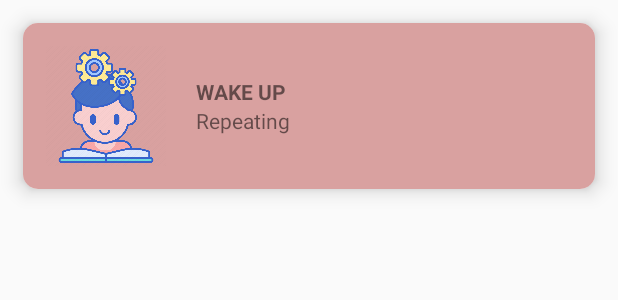
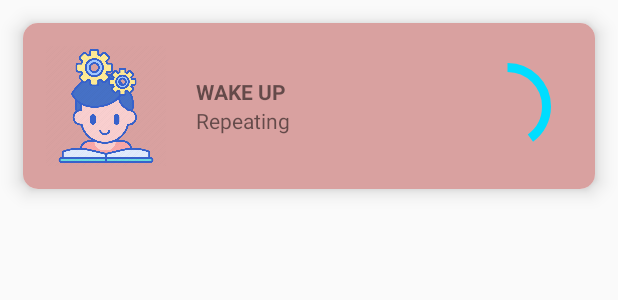
Before and after one commit to binhlecong/CSC13009_Final, an Android app: the layout item_list_words_incorrect.xml on its own in the app's theme, with its tools: preview values and no code run, on a phone screen of 412 x 824 dp. Shown: the top 300 px of the screen. Run offline under Robolectric (Android 15) with nearby library versions, the phone set to English and light mode, and no system bars.

Commit message:
update list item - add score circular bar

```diff
--- a/app/src/main/res/layout/item_list_words_incorrect.xml
+++ b/app/src/main/res/layout/item_list_words_incorrect.xml
@@ -54,8 +54,16 @@
                     tools:text="Repeating" />
 
             </LinearLayout>
+            <include
+                android:id="@+id/progress_bar"
+                layout="@layout/progress_bar"
+                android:layout_width="match_parent"
+                android:layout_height="match_parent"
+                android:layout_gravity="end"
+                android:layout_marginEnd="10dp"
+                />
+        </LinearLayout>
 
-        </LinearLayout>
     </LinearLayout>
 
 </androidx.cardview.widget.CardView>
--- /dev/null
+++ b/app/src/main/res/layout/progress_bar.xml
@@ -0,0 +1,33 @@
+<androidx.constraintlayout.widget.ConstraintLayout android:layout_width="wrap_content"
+    android:layout_height="wrap_content"
+    xmlns:app="http://schemas.android.com/apk/res-auto"
+    android:padding="10dp"
+    xmlns:android="http://schemas.android.com/apk/res/android">
+
+    <com.google.android.material.progressindicator.CircularProgressIndicator
+        android:id="@+id/circular_progress_bar"
+        android:layout_width="wrap_content"
+        android:layout_height="wrap_content"
+        app:indicatorSize="58dp"
+        app:trackThickness="6dp"
+        app:showAnimationBehavior="inward"
+        app:indicatorColor="@android:color/holo_blue_bright"
+        android:indeterminate="false"
+        android:progress="40"
+        android:max="100"
+        app:layout_constraintBottom_toBottomOf="parent"
+        app:layout_constraintEnd_toEndOf="parent"
+        app:layout_constraintTop_toTopOf="parent" />
+
+    <TextView
+        android:id="@+id/progress_text"
+        android:layout_width="wrap_content"
+        android:layout_height="wrap_content"
+        android:textColor="@android:color/black"
+        android:textSize="18sp"
+        app:layout_constraintBottom_toBottomOf="@+id/circular_progress_bar"
+        app:layout_constraintEnd_toEndOf="@+id/circular_progress_bar"
+        app:layout_constraintStart_toStartOf="@+id/circular_progress_bar"
+        app:layout_constraintTop_toTopOf="@+id/circular_progress_bar"
+        />
+</androidx.constraintlayout.widget.ConstraintLayout>
```
Also changed, not shown: app/src/main/java/com/hcmus/csc13009/smartenglish/frontend/listwords/adapter/CorrectWordAdapter.java (+7 -2 lines), app/src/main/java/com/hcmus/csc13009/smartenglish/frontend/listwords/adapter/IncorrectWordAdapter.java (+7 -0 lines), app/src/main/res/layout/item_list_words_correct.xml (+9 -1 lines).
